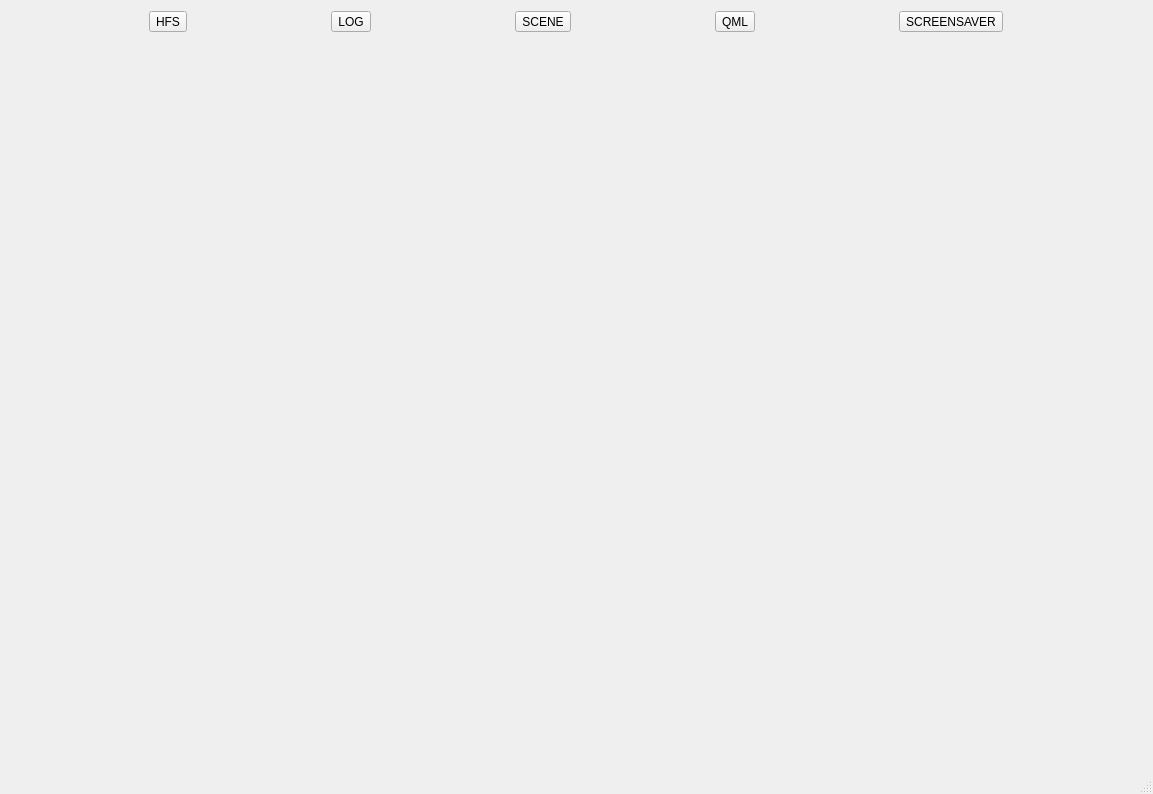
Old version of the form node/hud/hudmainwindow.ui in the repository hyperborg/hyperborg.
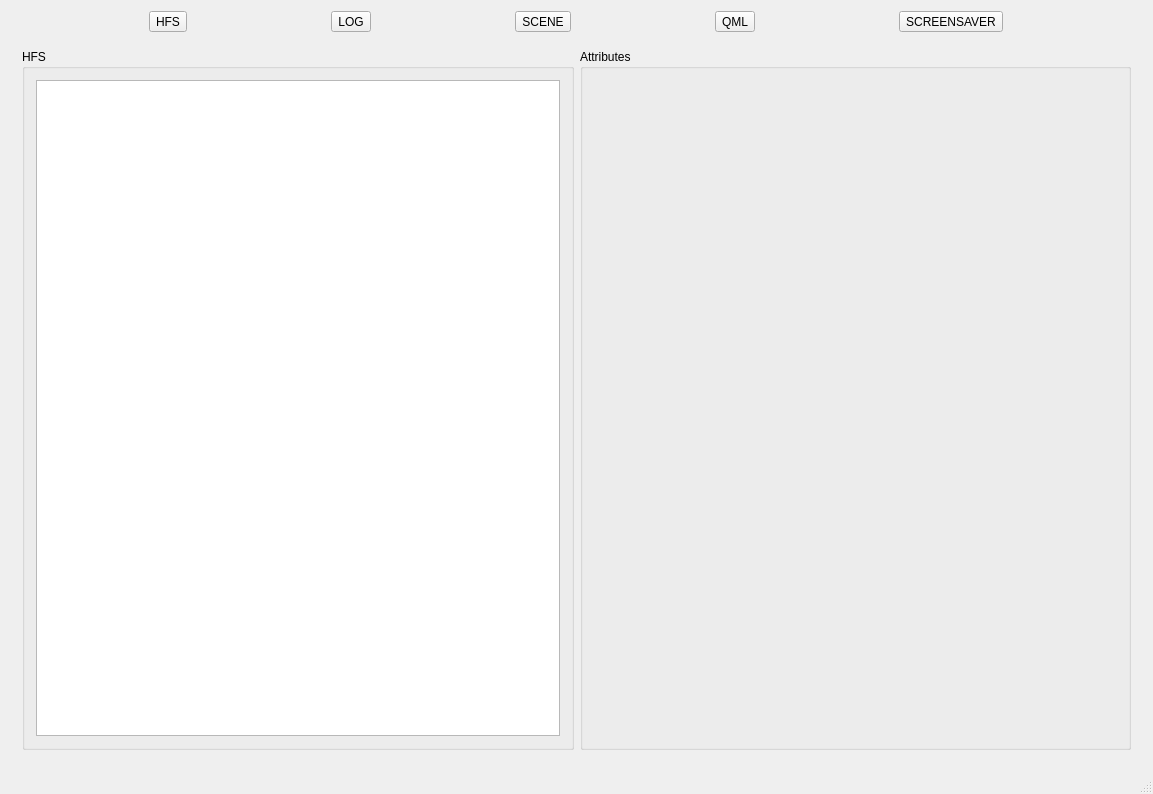
New version of the form.

```diff
--- a/node/hud/hudmainwindow.ui
+++ b/node/hud/hudmainwindow.ui
@@ -77,7 +77,36 @@
       <property name="currentIndex">
        <number>0</number>
       </property>
-      <widget class="QWidget" name="hfsPage"/>
+      <widget class="QWidget" name="hfsPage">
+       <layout class="QHBoxLayout" name="horizontalLayout_3" stretch="1,1">
+        <item>
+         <widget class="QGroupBox" name="hfsgroup">
+          <property name="title">
+           <string>HFS</string>
+          </property>
+          <layout class="QGridLayout" name="gridLayout">
+           <item row="0" column="0">
+            <widget class="QTreeView" name="hfstree">
+             <property name="sortingEnabled">
+              <bool>true</bool>
+             </property>
+             <property name="animated">
+              <bool>true</bool>
+             </property>
+            </widget>
+           </item>
+          </layout>
+         </widget>
+        </item>
+        <item>
+         <widget class="QGroupBox" name="hfs_attributes_group">
+          <property name="title">
+           <string>Attributes</string>
+          </property>
+         </widget>
+        </item>
+       </layout>
+      </widget>
       <widget class="QWidget" name="logPage">
        <layout class="QHBoxLayout" name="horizontalLayout">
         <item>
```
